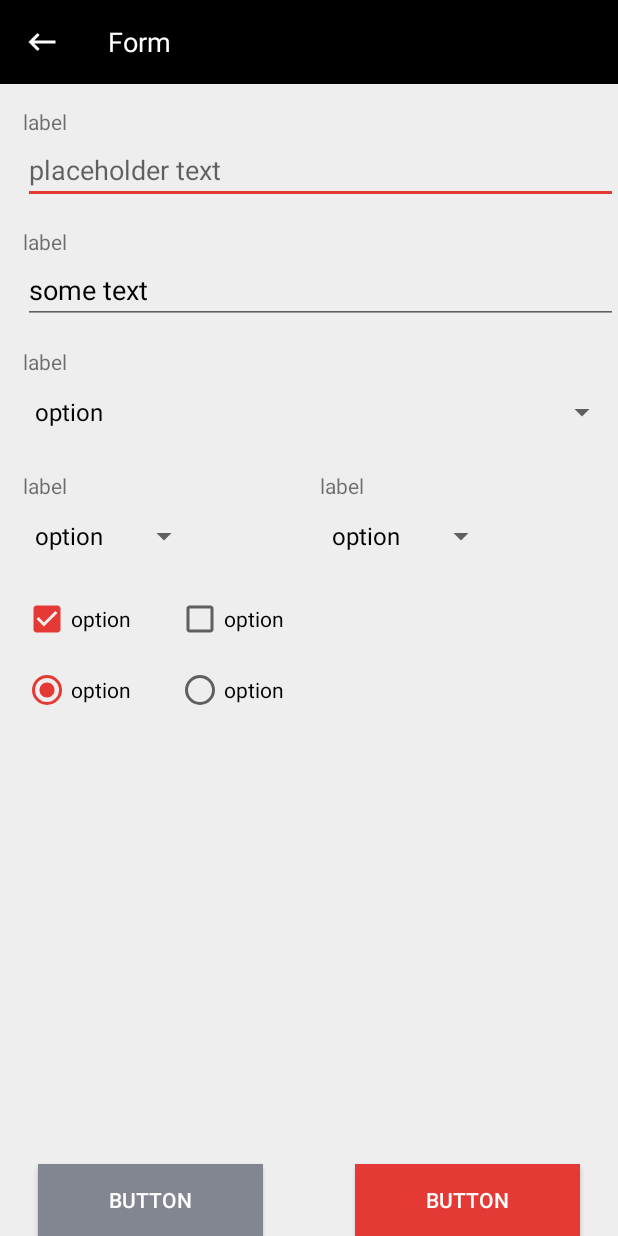
After one commit to volsahin/E-Commerce, an Android app: the FormActivity screen opened directly, with no data from a screen before it, on a phone screen of 412 x 824 dp. The commit adds this screen. Run offline under Robolectric (Android 15) with nearby library versions, the phone set to English and light mode, and no system bars; libraries missing offline, so code that uses them is left out: com.mikepenz.materialdrawer; 1 statement that could not run was skipped.

Commit message:
Form Activity bitti. Base activity düzeltildi. Toolbar menu "görünürlük" özelliği eklendi

```diff
--- a/app/src/main/AndroidManifest.xml
+++ b/app/src/main/AndroidManifest.xml
@@ -20,7 +20,8 @@
         <activity android:name=".activities.ScreenBActivity" />
         <activity android:name=".activities.ScreenHActivity" />
         <activity android:name=".activities.ScreenCActivity" />
-        <activity android:name=".activities.ScreenIActivity"></activity>
+        <activity android:name=".activities.ScreenIActivity" />
+        <activity android:name=".activities.FormActivity"></activity>
     </application>
 
 </manifest>
--- /dev/null
+++ b/app/src/main/java/com/telpa/ecommerce/activities/FormActivity.java
@@ -0,0 +1,37 @@
+package com.telpa.ecommerce.activities;
+
+import android.support.v7.app.AppCompatActivity;
+import android.os.Bundle;
+import android.widget.ArrayAdapter;
+import android.widget.Spinner;
+
+import com.telpa.ecommerce.R;
+import com.telpa.ecommerce.utils.BaseActivity;
+
+public class FormActivity extends BaseActivity {
+    private String[] arraySpinner;
+    @Override
+    protected void onCreate(Bundle savedInstanceState) {
+        super.onCreate(savedInstanceState);
+        setContentView(R.layout.activity_form);
+
+        fcreateTitle("Form");
+        fcreateToolbar(this, true, false, R.id.toolbar);
+        fcreateMenu(this, false);
+
+
+
+
+        arraySpinner= new String[]{"option", "option2"};
+
+        Spinner spinner=(Spinner) findViewById(R.id.spinner);
+        Spinner spinner2=(Spinner) findViewById(R.id.spinner2);
+        Spinner spinner3=(Spinner) findViewById(R.id.spinner3);
+
+        ArrayAdapter<String> adapter=new ArrayAdapter<String>(this,R.layout.support_simple_spinner_dropdown_item, arraySpinner);
+
+        spinner.setAdapter(adapter);
+        spinner2.setAdapter(adapter);
+        spinner3.setAdapter(adapter);
+    }
+}
--- a/app/src/main/java/com/telpa/ecommerce/activities/ScreenAActivity.java
+++ b/app/src/main/java/com/telpa/ecommerce/activities/ScreenAActivity.java
@@ -23,7 +23,7 @@ public class ScreenAActivity extends BaseActivity {
 
         fcreateTitle("My Store");
         fcreateToolbar(this, true, true, R.id.toolbar);
-        fcreateMenu(this);
+        fcreateMenu(this, true);
 
         // This list holds current tabs in ScreenA
         List<TabHelper> tabHelperList = new ArrayList<>();
--- a/app/src/main/java/com/telpa/ecommerce/activities/ScreenBActivity.java
+++ b/app/src/main/java/com/telpa/ecommerce/activities/ScreenBActivity.java
@@ -22,7 +22,7 @@ public class ScreenBActivity extends BaseActivity {
 
         fcreateTitle("My Store");
         fcreateToolbar(this, true, true,R.id.toolbar);
-        fcreateMenu(this);
+        fcreateMenu(this, true);
 
         List<TabHelper> tabHelperList = new ArrayList<>();
         tabHelperList.add(ScreenBTab.createTab("Category A"));
--- a/app/src/main/java/com/telpa/ecommerce/activities/ScreenCActivity.java
+++ b/app/src/main/java/com/telpa/ecommerce/activities/ScreenCActivity.java
@@ -20,7 +20,7 @@ public class ScreenCActivity extends BaseActivity{
 
         fcreateTitle("My Store");
         fcreateToolbar(this, true, true,R.id.toolbar);
-        fcreateMenu(this);
+        fcreateMenu(this, true);
 
 
         List<TabHelper> tabHelperList = new ArrayList<>();
--- a/app/src/main/java/com/telpa/ecommerce/activities/ScreenHActivity.java
+++ b/app/src/main/java/com/telpa/ecommerce/activities/ScreenHActivity.java
@@ -30,7 +30,7 @@ public class ScreenHActivity extends BaseActivity {
 
         fcreateTitle("My Store");
         fcreateToolbar(this, true, true,R.id.toolbarHnoTab);
-        fcreateMenu(this);
+        fcreateMenu(this, true);
 
 
 
--- a/app/src/main/java/com/telpa/ecommerce/activities/ScreenIActivity.java
+++ b/app/src/main/java/com/telpa/ecommerce/activities/ScreenIActivity.java
@@ -33,7 +33,7 @@ String string;
 
         fcreateTitle("Category");
         fcreateToolbar(this, true, false,R.id.toolbar);
-        fcreateMenu(this);
+        fcreateMenu(this, true);
 
         string=getString(R.string.lorem);
 
--- a/app/src/main/java/com/telpa/ecommerce/utils/BaseActivity.java
+++ b/app/src/main/java/com/telpa/ecommerce/utils/BaseActivity.java
@@ -11,6 +11,7 @@ import android.view.View;
 import android.widget.ImageButton;
 import android.widget.TextView;
 import android.widget.Toast;
+
 import com.mikepenz.materialdrawer.AccountHeader;
 import com.mikepenz.materialdrawer.AccountHeaderBuilder;
 import com.mikepenz.materialdrawer.Drawer;
@@ -21,6 +22,7 @@ import com.mikepenz.materialdrawer.model.SecondaryDrawerItem;
 import com.mikepenz.materialdrawer.model.interfaces.IDrawerItem;
 import com.mikepenz.materialdrawer.model.interfaces.IProfile;
 import com.telpa.ecommerce.R;
+import com.telpa.ecommerce.activities.FormActivity;
 import com.telpa.ecommerce.activities.ScreenAActivity;
 import com.telpa.ecommerce.activities.ScreenBActivity;
 import com.telpa.ecommerce.activities.ScreenCActivity;
@@ -37,7 +39,7 @@ public class BaseActivity extends AppCompatActivity {
     public Toolbar mToolbar;
     public TextView title;
     public int badgeCount;
-    ImageButton basket,search;
+    ImageButton basket, search;
     private SlidingTabLayout tabLayout;
     private ViewPager viewPager;
     private ViewPagerAdapter vpAdapter;
@@ -51,55 +53,60 @@ public class BaseActivity extends AppCompatActivity {
 
     }
 
-    public void fcreateTitle(String titleName){
-        title=(TextView)findViewById(R.id.title);
+    public void fcreateTitle(String titleName) {
+        title = (TextView) findViewById(R.id.title);
         title.setText(titleName);
         title.setTextSize(18);
 
     }
 
-    public void fcreateMenu(final Context context){
+    public void fcreateMenu(final Context context, boolean visible) {
+        basket = (ImageButton) findViewById(R.id.basketButton);
+        search = (ImageButton) findViewById(R.id.searchButton);
+        if (visible) {
 
-        basket = (ImageButton) findViewById(R.id.basketButton);
             basket.setOnClickListener(new View.OnClickListener() {
                 @Override
                 public void onClick(View view) {
                     Toast.makeText(context, "Basket", Toast.LENGTH_SHORT).show();
-                startActivity(new Intent(BaseActivity.this,ScreenBActivity.class).addFlags(Intent.FLAG_ACTIVITY_CLEAR_TOP));
+
 
                 }
             });
-        search = (ImageButton) findViewById(R.id.searchButton);
+
             search.setOnClickListener(new View.OnClickListener() {
                 @Override
                 public void onClick(View view) {
                     Toast.makeText(context, "Search", Toast.LENGTH_SHORT).show();
                 }
             });
-
+        } else {
+            basket.setVisibility(View.INVISIBLE);
+            search.setVisibility(View.INVISIBLE);
+        }
     }
 
-    public void fcreateTabMenu(List<TabHelper> helper){
+    public void fcreateTabMenu(List<TabHelper> helper) {
 
-        viewPager = (ViewPager)findViewById(R.id.viewPager);
+        viewPager = (ViewPager) findViewById(R.id.viewPager);
         tabLayout = (SlidingTabLayout) findViewById(R.id.tablayout);
 
-        vpAdapter = new ViewPagerAdapter(getSupportFragmentManager(), helper.size(),helper);
+        vpAdapter = new ViewPagerAdapter(getSupportFragmentManager(), helper.size(), helper);
         viewPager.setAdapter(vpAdapter);
 
         tabLayout.setDistributeEvenly(true);
         tabLayout.setViewPager(viewPager);
     }
 
-    public void fcreateToolbar(Context context,boolean hasDrawer,boolean hasHamburgerNav,int id){
+    public void fcreateToolbar(Context context, boolean hasDrawer, boolean hasHamburgerNav, int id) {
 
         mToolbar = (Toolbar) findViewById(id);
 
-        if(hasDrawer)
+        if (hasDrawer)
             drawer = drawerBuilder(this, accountHeaderBuilder(this));
 
 
-        if(hasHamburgerNav){
+        if (hasHamburgerNav) {
             mToolbar.setNavigationIcon(R.drawable.ic_menu_white_24dp);
 
             mToolbar.setNavigationOnClickListener(new View.OnClickListener() {
@@ -109,7 +116,7 @@ public class BaseActivity extends AppCompatActivity {
                 }
             });
 
-        }else{
+        } else {
 
             mToolbar.setNavigationIcon(R.drawable.ic_keyboard_backspace_white_24dp);
 
@@ -198,22 +205,22 @@ public class BaseActivity extends AppCompatActivity {
                 .withActivity(activity)
                 .withToolbar(mToolbar)
                 .withAccountHeader(headerResult)
-                .addDrawerItems(item1, item2, item3, item4,item5,item6,item7,item8,item9,item10,item11,item12,item13)
+                .addDrawerItems(item1, item2, item3, item4, item5, item6, item7, item8, item9, item10, item11, item12, item13)
                 .withOnDrawerItemClickListener(new Drawer.OnDrawerItemClickListener() {
                     @Override
                     public boolean onItemClick(View view, int position, IDrawerItem drawerItem) {
 
-                        switch (position){
+                        switch (position) {
                             case 1:
-                                Intent intent = new Intent(activity,ScreenAActivity.class).addFlags(Intent.FLAG_ACTIVITY_CLEAR_TOP);
+                                Intent intent = new Intent(activity, ScreenAActivity.class).addFlags(Intent.FLAG_ACTIVITY_CLEAR_TOP);
                                 activity.startActivity(intent);
                                 break;
                             case 2:
-                                Intent intent2 = new Intent(activity,ScreenBActivity.class).addFlags(Intent.FLAG_ACTIVITY_CLEAR_TOP);
+                                Intent intent2 = new Intent(activity, ScreenBActivity.class).addFlags(Intent.FLAG_ACTIVITY_CLEAR_TOP);
                                 activity.startActivity(intent2);
                                 break;
                             case 3:
-                                Intent intent3 = new Intent(activity,ScreenCActivity.class).addFlags(Intent.FLAG_ACTIVITY_CLEAR_TOP);
+                                Intent intent3 = new Intent(activity, ScreenCActivity.class).addFlags(Intent.FLAG_ACTIVITY_CLEAR_TOP);
                                 activity.startActivity(intent3);
                                 break;
                             case 5:
@@ -241,7 +248,7 @@ public class BaseActivity extends AppCompatActivity {
                                 */
                                 break;
                             case 9:
-                                Intent intent9 = new Intent(activity,ScreenHActivity.class).addFlags(Intent.FLAG_ACTIVITY_CLEAR_TOP);
+                                Intent intent9 = new Intent(activity, ScreenHActivity.class).addFlags(Intent.FLAG_ACTIVITY_CLEAR_TOP);
                                 activity.startActivity(intent9);
                                 break;
                             case 10:
@@ -251,10 +258,10 @@ public class BaseActivity extends AppCompatActivity {
                                 */
                                 break;
                             case 11:
-                                /*
-                                Intent intent11 = new Intent(activity,ScreenJActivity.class).addFlags(Intent.FLAG_ACTIVITY_CLEAR_TOP);
+
+                                Intent intent11 = new Intent(activity, FormActivity.class).addFlags(Intent.FLAG_ACTIVITY_CLEAR_TOP);
                                 activity.startActivity(intent11);
-                                */
+
                                 break;
                             case 12:
                                 /*
@@ -279,7 +286,7 @@ public class BaseActivity extends AppCompatActivity {
         return result;
     }
 
-    public AccountHeader accountHeaderBuilder(Activity activity){
+    public AccountHeader accountHeaderBuilder(Activity activity) {
         AccountHeader headerResult = new AccountHeaderBuilder()
                 .withActivity(activity)
                 .withHeaderBackground(R.color.darkGrey)
@@ -297,5 +304,4 @@ public class BaseActivity extends AppCompatActivity {
     }
 
 
-
 }
--- /dev/null
+++ b/app/src/main/res/layout/activity_form.xml
@@ -0,0 +1,192 @@
+<?xml version="1.0" encoding="utf-8"?>
+<LinearLayout xmlns:android="http://schemas.android.com/apk/res/android"
+    xmlns:tools="http://schemas.android.com/tools"
+    android:layout_width="match_parent"
+    android:layout_height="match_parent"
+    android:orientation="vertical"
+    tools:context="com.telpa.ecommerce.activities.FormActivity">
+
+    <include
+        layout="@layout/toolbar"
+        android:layout_width="match_parent"
+        android:layout_height="wrap_content" />
+
+    <ScrollView
+        android:layout_width="match_parent"
+        android:layout_height="wrap_content">
+
+        <LinearLayout
+            style="@style/AppTheme"
+            android:layout_width="match_parent"
+            android:layout_height="wrap_content"
+            android:layout_marginLeft="15dp"
+            android:orientation="vertical">
+
+            <TextView
+                android:id="@+id/labelOne"
+                android:layout_width="wrap_content"
+                android:layout_height="wrap_content"
+                android:layout_marginTop="15dp"
+                android:text="label" />
+
+            <EditText
+                android:id="@+id/placeholderText"
+                android:layout_width="match_parent"
+                android:layout_height="wrap_content"
+                android:hint="placeholder text"
+                android:textColor="@color/black" />
+
+            <TextView
+                android:id="@+id/labelTwo"
+                android:layout_width="wrap_content"
+                android:layout_height="wrap_content"
+                android:layout_marginTop="15dp"
+                android:text="label" />
+
+            <EditText
+                android:id="@+id/someText"
+                android:layout_width="match_parent"
+                android:layout_height="wrap_content"
+                android:hint="some text"
+                android:textColor="@color/black"
+                android:textColorHint="@color/black" />
+
+            <TextView
+                android:id="@+id/labelThree"
+                android:layout_width="wrap_content"
+                android:layout_height="wrap_content"
+                android:layout_marginTop="15dp"
+                android:text="label" />
+
+            <Spinner
+                android:id="@+id/spinner"
+                android:layout_width="match_parent"
+                android:layout_height="wrap_content" />
+
+            <LinearLayout
+                android:layout_width="match_parent"
+                android:layout_height="wrap_content"
+                android:layout_marginTop="15dp"
+                android:orientation="horizontal">
+
+                <LinearLayout
+                    android:id="@+id/firstLayout"
+                    android:layout_width="wrap_content"
+                    android:layout_height="wrap_content"
+                    android:layout_weight="1.0"
+                    android:orientation="vertical">
+
+                    <TextView
+                        android:id="@+id/labelFour"
+                        android:layout_width="wrap_content"
+                        android:layout_height="wrap_content"
+                        android:text="label" />
+
+
+                    <Spinner
+                        android:id="@+id/spinner2"
+                        android:layout_width="wrap_content"
+                        android:layout_height="wrap_content" />
+                </LinearLayout>
+
+
+                <LinearLayout
+                    android:id="@+id/thirdLayout"
+                    android:layout_width="wrap_content"
+                    android:layout_height="wrap_content"
+                    android:layout_weight="1.0"
+                    android:orientation="vertical">
+
+                    <TextView
+                        android:id="@+id/labelFive"
+                        android:layout_width="wrap_content"
+                        android:layout_height="wrap_content"
+                        android:text="label" />
+
+                    <Spinner
+                        android:id="@+id/spinner3"
+                        android:layout_width="wrap_content"
+                        android:layout_height="wrap_content" />
+                </LinearLayout>
+
+            </LinearLayout>
+
+            <LinearLayout
+                android:layout_width="wrap_content"
+                android:layout_height="wrap_content"
+                android:layout_marginTop="15dp">
+
+                <CheckBox
+                    android:id="@+id/checkBox"
+                    android:layout_width="wrap_content"
+                    android:layout_height="wrap_content"
+                    android:layout_marginRight="30dp"
+                    android:checked="true"
+                    android:text="option" />
+
+                <CheckBox
+                    android:id="@+id/checkBox2"
+                    android:layout_width="wrap_content"
+                    android:layout_height="wrap_content"
+                    android:text="option" />
+
+            </LinearLayout>
+
+            <LinearLayout
+                android:layout_width="wrap_content"
+                android:layout_height="wrap_content"
+                android:layout_marginTop="15dp">
+
+                <RadioButton
+                    android:id="@+id/radioButton"
+                    android:layout_width="wrap_content"
+                    android:layout_height="wrap_content"
+                    android:layout_marginRight="30dp"
+                    android:checked="true"
+                    android:text="option" />
+
+
+                <RadioButton
+                    android:id="@+id/radioButton2"
+                    android:layout_width="wrap_content"
+                    android:layout_height="wrap_content"
+                    android:layout_gravity="center_horizontal"
+                    android:text="option" />
+            </LinearLayout>
+
+
+        </LinearLayout>
+    </ScrollView>
+
+    <RelativeLayout
+        android:layout_width="wrap_content"
+        android:layout_height="wrap_content"
+        android:layout_marginTop="15dp"
+        android:orientation="horizontal">
+
+        <Button
+            android:id="@+id/button"
+            android:layout_width="150dp"
+            android:layout_height="wrap_content"
+            android:background="@color/darkGrey"
+            android:text="Button"
+            android:textColor="@color/white"
+            android:layout_alignParentLeft="true"
+            android:layout_marginLeft="25dp"
+            android:layout_marginBottom="20dp"
+            android:layout_alignParentBottom="true"/>
+
+        <Button
+            android:id="@+id/button2"
+            android:layout_width="150dp"
+            android:layout_height="wrap_content"
+            android:layout_gravity="center_horizontal"
+            android:background="@color/red"
+            android:text="Button"
+            android:textColor="@color/white"
+            android:layout_alignParentRight="true"
+            android:layout_marginRight="25dp"
+            android:layout_marginBottom="20dp"
+            android:layout_alignParentBottom="true"/>
+    </RelativeLayout>
+</LinearLayout>
```
Lines whose indentation alone changed are shown as unchanged.
